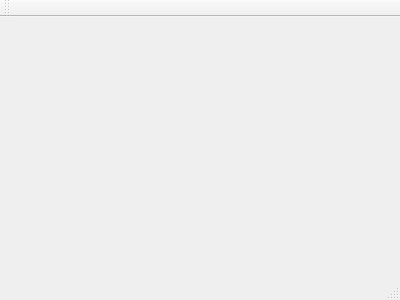
This is Kursachello1/mainwindow.ui in sergey-nevar/CourseProject as Qt 5 draws it before an edit. The edited form follows.
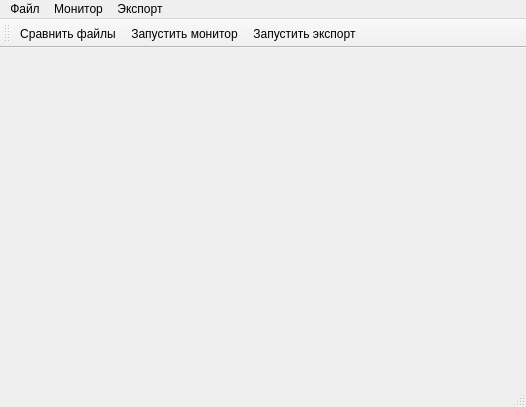
This is the edited form.

What changed in the file:
```diff
--- a/Kursachello1/mainwindow.ui
+++ b/Kursachello1/mainwindow.ui
@@ -1,24 +1,108 @@
 <ui version="4.0">
  <class>MainWindow</class>
- <widget class="QMainWindow" name="MainWindow" >
-  <property name="geometry" >
+ <widget class="QMainWindow" name="MainWindow">
+  <property name="geometry">
    <rect>
     <x>0</x>
     <y>0</y>
-    <width>400</width>
-    <height>300</height>
+    <width>526</width>
+    <height>407</height>
    </rect>
   </property>
-  <property name="windowTitle" >
-   <string>MainWindow</string>
+  <property name="minimumSize">
+   <size>
+    <width>250</width>
+    <height>0</height>
+   </size>
   </property>
-  <widget class="QMenuBar" name="menuBar" />
-  <widget class="QToolBar" name="mainToolBar" />
-  <widget class="QWidget" name="centralWidget" />
-  <widget class="QStatusBar" name="statusBar" />
+  <property name="windowTitle">
+   <string>RegWatcher</string>
+  </property>
+  <widget class="QWidget" name="centralWidget">
+   <widget class="QWidget" name="horizontalLayoutWidget">
+    <property name="geometry">
+     <rect>
+      <x>230</x>
+      <y>120</y>
+      <width>160</width>
+      <height>80</height>
+     </rect>
+    </property>
+    <layout class="QHBoxLayout" name="mainLayout"/>
+   </widget>
+  </widget>
+  <widget class="QMenuBar" name="menuBar">
+   <property name="geometry">
+    <rect>
+     <x>0</x>
+     <y>0</y>
+     <width>526</width>
+     <height>21</height>
+    </rect>
+   </property>
+   <widget class="QMenu" name="menuFile">
+    <property name="title">
+     <string>Файл</string>
+    </property>
+    <addaction name="action"/>
+   </widget>
+   <widget class="QMenu" name="menuMonitor">
+    <property name="title">
+     <string>Монитор</string>
+    </property>
+    <addaction name="action_2"/>
+    <addaction name="action_3"/>
+    <addaction name="action_4"/>
+   </widget>
+   <widget class="QMenu" name="menu">
+    <property name="title">
+     <string>Экспорт</string>
+    </property>
+    <addaction name="makeExport"/>
+   </widget>
+   <addaction name="menuFile"/>
+   <addaction name="menuMonitor"/>
+   <addaction name="menu"/>
+  </widget>
+  <widget class="QToolBar" name="mainToolBar">
+   <attribute name="toolBarArea">
+    <enum>TopToolBarArea</enum>
+   </attribute>
+   <attribute name="toolBarBreak">
+    <bool>false</bool>
+   </attribute>
+   <addaction name="action"/>
+   <addaction name="action_2"/>
+   <addaction name="makeExport"/>
+  </widget>
+  <widget class="QStatusBar" name="statusBar"/>
+  <action name="action">
+   <property name="text">
+    <string>Сравнить файлы</string>
+   </property>
+  </action>
+  <action name="action_2">
+   <property name="text">
+    <string>Запустить монитор</string>
+   </property>
+  </action>
+  <action name="action_3">
+   <property name="text">
+    <string>Остановить</string>
+   </property>
+  </action>
+  <action name="action_4">
+   <property name="text">
+    <string>Очистить буфер</string>
+   </property>
+  </action>
+  <action name="makeExport">
+   <property name="text">
+    <string>Запустить экспорт</string>
+   </property>
+  </action>
  </widget>
- <layoutDefault spacing="6" margin="11" />
- <pixmapfunction></pixmapfunction>
+ <layoutdefault spacing="6" margin="11"/>
  <resources/>
  <connections/>
 </ui>
```
Left out of the diff: 1 changed line with no effect on the pictures.
